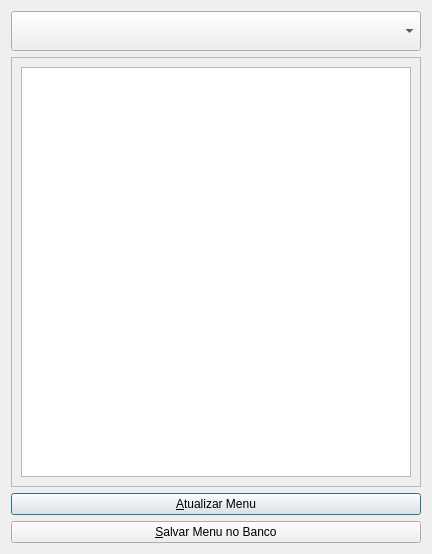
First picture: the form in Tools/Menu/menuConfigFrame.ui, repository dsgoficial/SAP_Operador, before the edit.
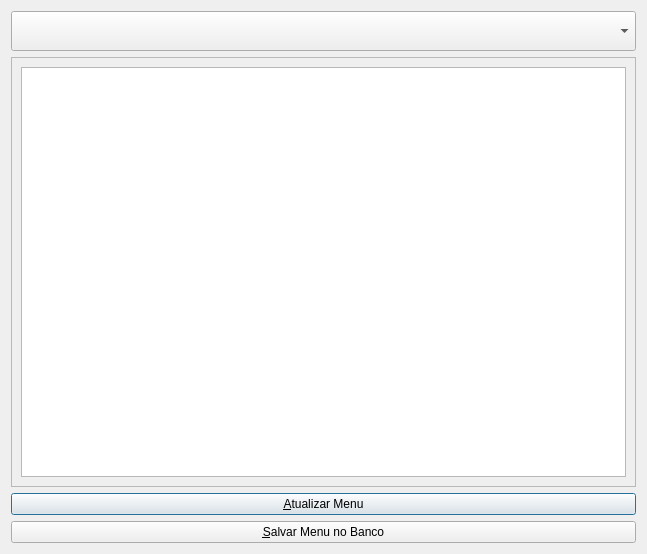
Second picture: the form after the edit.

What changed in the file:
```diff
--- a/Tools/Menu/menuConfigFrame.ui
+++ b/Tools/Menu/menuConfigFrame.ui
@@ -6,7 +6,7 @@
    <rect>
     <x>0</x>
     <y>0</y>
-    <width>432</width>
+    <width>647</width>
     <height>554</height>
    </rect>
   </property>
@@ -45,7 +45,7 @@
        <rect>
         <x>0</x>
         <y>0</y>
-        <width>412</width>
+        <width>627</width>
         <height>420</height>
        </rect>
       </property>
```
